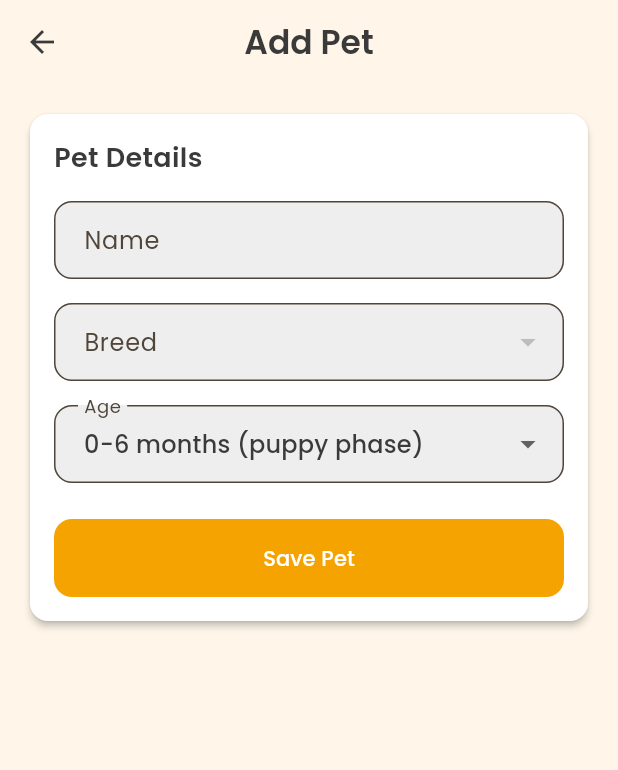
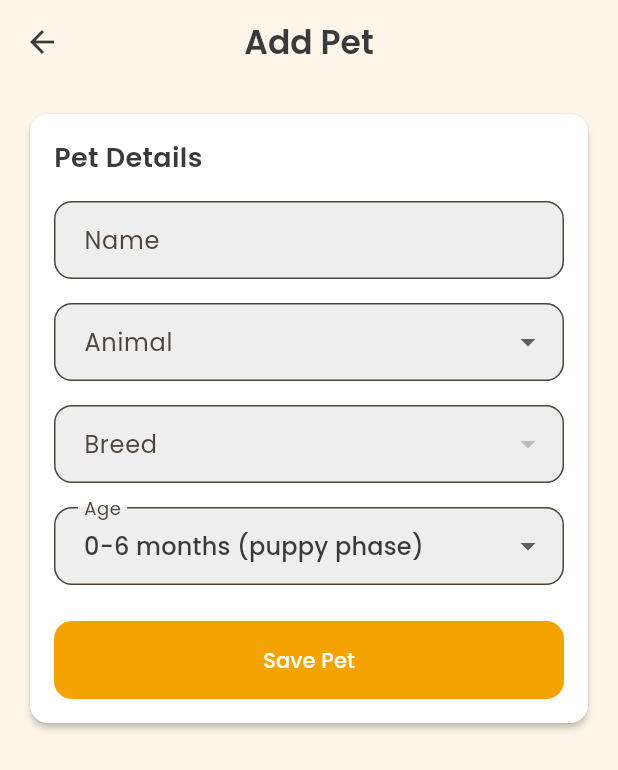
Before and after one commit to AmayMalviya/Pet-Connect, a Flutter app: the AddEditPetScreen screen opened directly, on a phone screen of 412 x 824 dp. Shown: the top 770 px of the screen. Run offline on Flutter 3.47's test engine with Material 3 defaults, Android fonts, the phone set to English and light mode, and no system bars; our stand-ins replace google_fonts, image_picker, supabase_flutter, table_calendar; accounts and stored records are empty.

Commit message:
Enhance Add/Edit Pet Screen with Animal and Breed Selection
- Added a dropdown for selecting the animal type (Dog/Cat) in the Add/Edit Pet screen.
- Updated the breed dropdown to dynamically display breeds based on the selected animal.
- Changed breed selection to use breed IDs instead of names for better data handling.
- Improved validation messages for animal and breed selection.
- Adjusted the grooming details screen to ensure proper type handling for pet data.

```diff
--- a/Frontend/lib/screens/add_edit_pet_screen.dart
+++ b/Frontend/lib/screens/add_edit_pet_screen.dart
@@ -19,7 +19,9 @@ class AddEditPetScreen extends StatefulWidget {
 class _AddEditPetScreenState extends State<AddEditPetScreen> {
   final _formKey = GlobalKey<FormState>();
   late TextEditingController _nameController;
+  String? _selectedAnimal;
   String? _selectedBreed;
+  int? _selectedBreedId;
   String? _selectedAgeRange;
 
   bool _isLoadingBreeds = true;
@@ -38,7 +40,9 @@ class _AddEditPetScreenState extends State<AddEditPetScreen> {
   void initState() {
     super.initState();
     _nameController = TextEditingController(text: widget.pet?.name);
+    _selectedAnimal = widget.pet?.animal;
     _selectedBreed = widget.pet?.breed;
+    _selectedBreedId = widget.pet?.breedId;
     _selectedAgeRange = _ageRanges.firstWhere(
         (age) => _convertAgeRangeToYears(age) == widget.pet?.age,
         orElse: () => _ageRanges.isNotEmpty ? _ageRanges[0] : '');
@@ -95,7 +99,9 @@ class _AddEditPetScreenState extends State<AddEditPetScreen> {
 
         final petData = {
           'name': _nameController.text,
+          'animal': _selectedAnimal,
           'breed': _selectedBreed,
+          'breed_id': _selectedBreedId,
           'age': _convertAgeRangeToYears(_selectedAgeRange!),
         };
 
@@ -165,10 +171,34 @@ class _AddEditPetScreenState extends State<AddEditPetScreen> {
                         value!.isEmpty ? 'Please enter a name' : null,
                   ),
                   const SizedBox(height: 16),
+                  DropdownButtonFormField<String>(
+                    decoration: InputDecoration(
+                      labelText: 'Animal',
+                      border: OutlineInputBorder(
+                        borderRadius: BorderRadius.circular(12),
+                      ),
+                      filled: true,
+                      fillColor: Colors.grey[200],
+                    ),
+                    value: _selectedAnimal,
+                    items: ['Dog', 'Cat']
+                        .map((animal) => DropdownMenuItem<String>(
+                              value: animal,
+                              child: Text(animal),
+                            ))
+                        .toList(),
+                    onChanged: (v) => setState(() {
+                      _selectedAnimal = v;
+                      _selectedBreed = null;
+                      _selectedBreedId = null;
+                    }),
+                    validator: (v) => v == null ? 'Please select an animal' : null,
+                  ),
+                  const SizedBox(height: 16),
                   if (_isLoadingBreeds)
                     const Center(child: CircularProgressIndicator())
                   else
-                    DropdownButtonFormField<String>(
+                    DropdownButtonFormField<int>(
                       decoration: InputDecoration(
                         labelText: 'Breed',
                         border: OutlineInputBorder(
@@ -177,21 +207,31 @@ class _AddEditPetScreenState extends State<AddEditPetScreen> {
                         filled: true,
                         fillColor: Colors.grey[200],
                       ),
-                      value: _selectedBreed,
-                      items: widget.pet?.animal == 'Dog'
+                      value: _selectedBreedId,
+                      items: _selectedAnimal == 'Dog'
                           ? _dogBreeds
-                              .map((b) => DropdownMenuItem<String>(
-                                    value: b.breedName,
-                                    child: Text(b.breedName),
+                              .map((b) => DropdownMenuItem<int>(
+                                    value: b.breedId,
+                                    child: Text(b.breedName, overflow: TextOverflow.ellipsis),
                                   ))
                               .toList()
                           : _catBreeds
-                              .map((b) => DropdownMenuItem<String>(
-                                    value: b.breedName,
-                                    child: Text(b.breedName),
+                              .map((b) => DropdownMenuItem<int>(
+                                    value: b.breedId,
+                                    child: Text(b.breedName, overflow: TextOverflow.ellipsis),
                                   ))
                               .toList(),
-                      onChanged: (v) => setState(() => _selectedBreed = v),
+                      isExpanded: true,
+                      onChanged: (v) => setState(() {
+                        _selectedBreedId = v;
+                        if (v != null) {
+                          if (_selectedAnimal == 'Dog') {
+                            _selectedBreed = _dogBreeds.firstWhere((b) => b.breedId == v).breedName;
+                          } else {
+                            _selectedBreed = _catBreeds.firstWhere((b) => b.breedId == v).breedName;
+                          }
+                        }
+                      }),
                       validator: (v) => v == null ? 'Please select a breed' : null,
                     ),
                   const SizedBox(height: 16),
@@ -208,10 +248,11 @@ class _AddEditPetScreenState extends State<AddEditPetScreen> {
                     items: _ageRanges
                         .map((age) => DropdownMenuItem<String>(
                               value: age,
-                              child: Text(age),
+                              child: Text(age, overflow: TextOverflow.ellipsis),
                             ))
                         .toList(),
                     onChanged: (v) => setState(() => _selectedAgeRange = v),
+                    isExpanded: true,
                     validator: (v) => v == null ? 'Please select an age' : null,
                   ),
                   const SizedBox(height: 24),
--- a/Frontend/lib/screens/grooming_details_screen.dart
+++ b/Frontend/lib/screens/grooming_details_screen.dart
@@ -36,7 +36,7 @@ class _GroomingDetailsScreenState extends State<GroomingDetailsScreen> {
           .select()
           .eq('owner_id', user.id);
 
-      final List<Pet> pets = (petsResponse as List).map((data) => Pet.fromJson(data)).toList();
+      final List<Pet> pets = (petsResponse as List<dynamic>).map((data) => Pet.fromJson(data as Map<String, dynamic>)).toList();
       List<Map<String, dynamic>> petCareData = [];
 
       for (final pet in pets) {
```
